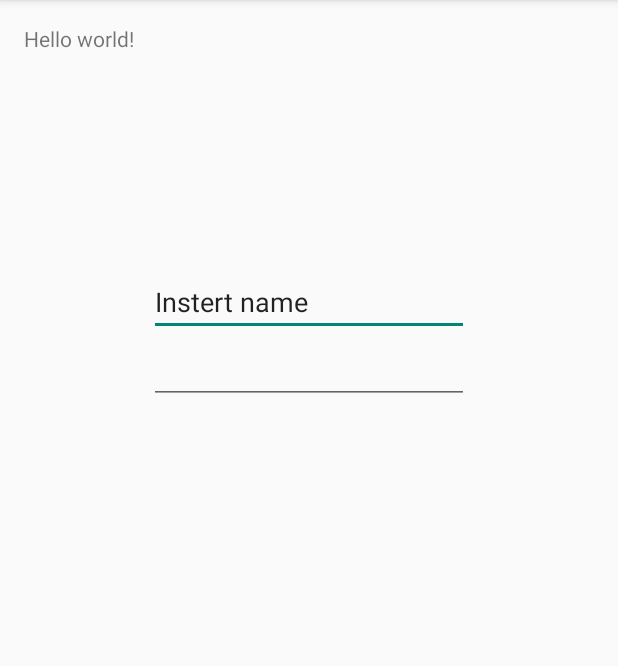
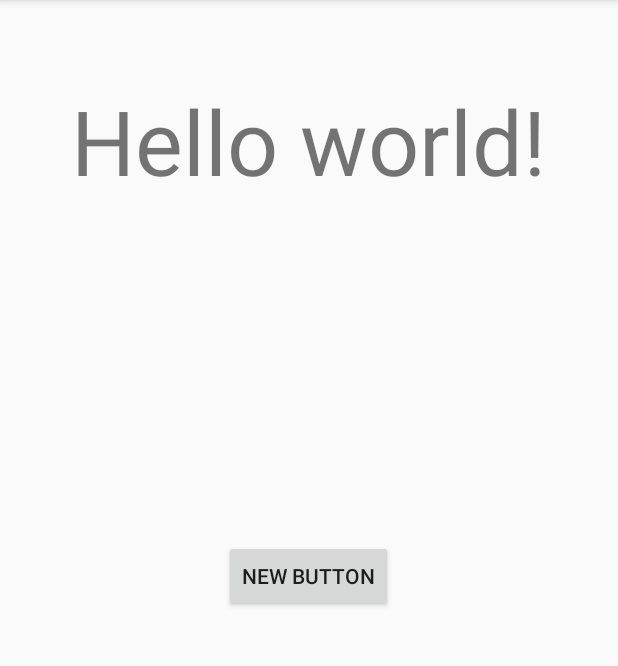
Before and after one commit to nicholashaynes1/StupidProject, an Android app: the screen it shows after launch (StupidActivity), on a phone screen of 412 x 824 dp, the part 84-750 px from its top. Run offline under Robolectric (Android 15) with nearby library versions, the phone set to English and light mode, and no system bars.

Commit message:
Altered Id's on Gui side of projects and added a button.
We added a button changed sizes of the Hello world text

```diff
--- a/app/src/main/java/ctec/stupidproject/StupidActivity.java
+++ b/app/src/main/java/ctec/stupidproject/StupidActivity.java
@@ -1,11 +1,11 @@
 package ctec.stupidproject;
 
-import android.support.v7.app.AppCompatActivity;
+import android.support.v7.app.ActionBarActivity;
 import android.os.Bundle;
 import android.view.Menu;
 import android.view.MenuItem;
 
-public class StupidActivity extends AppCompatActivity {
+public class StupidActivity extends ActionBarActivity {
 
     @Override
     protected void onCreate(Bundle savedInstanceState) {
@@ -32,6 +32,6 @@ public class StupidActivity extends AppCompatActivity {
             return true;
         }
 
-        return super.onOptionsItemSelected(item);
+        return super.onOptionsIt+emSelected(item);
     }
 }
--- a/app/src/main/res/layout/activity_stupid.xml
+++ b/app/src/main/res/layout/activity_stupid.xml
@@ -3,31 +3,23 @@
     android:layout_height="match_parent" android:paddingLeft="@dimen/activity_horizontal_margin"
     android:paddingRight="@dimen/activity_horizontal_margin"
     android:paddingTop="@dimen/activity_vertical_margin"
-    android:paddingBottom="@dimen/activity_vertical_margin" tools:context=".StupidActivity">
+    android:paddingBottom="@dimen/activity_vertical_margin" tools:context=".StupidActivity"
+    android:id="@+id/appBackground">
 
     <TextView android:text="@string/hello_world" android:layout_width="wrap_content"
         android:layout_height="wrap_content"
-        android:id="@+id/wordsOfStupid" />
+        android:id="@+id/sillyWords"
+        android:layout_alignParentTop="true"
+        android:layout_centerHorizontal="true"
+        android:layout_marginTop="37dp"
+        android:textSize="60dp" />
 
-    <EditText
+    <Button
         android:layout_width="wrap_content"
         android:layout_height="wrap_content"
-        android:inputType="textPersonName"
-        android:text="Instert name"
-        android:ems="10"
-        android:id="@+id/editText"
-        android:layout_marginTop="143dp"
-        android:layout_below="@+id/wordsOfStupid"
-        android:layout_alignLeft="@+id/editText2"
-        android:layout_alignStart="@+id/editText2" />
-
-    <EditText
-        android:layout_width="wrap_content"
-        android:layout_height="wrap_content"
-        android:inputType="numberPassword"
-        android:ems="10"
-        android:id="@+id/editText2"
-        android:layout_below="@+id/editText"
+        android:text="New Button"
+        android:id="@+id/sillButton"
+        android:layout_centerVertical="true"
         android:layout_centerHorizontal="true" />
 
 </RelativeLayout>
```
